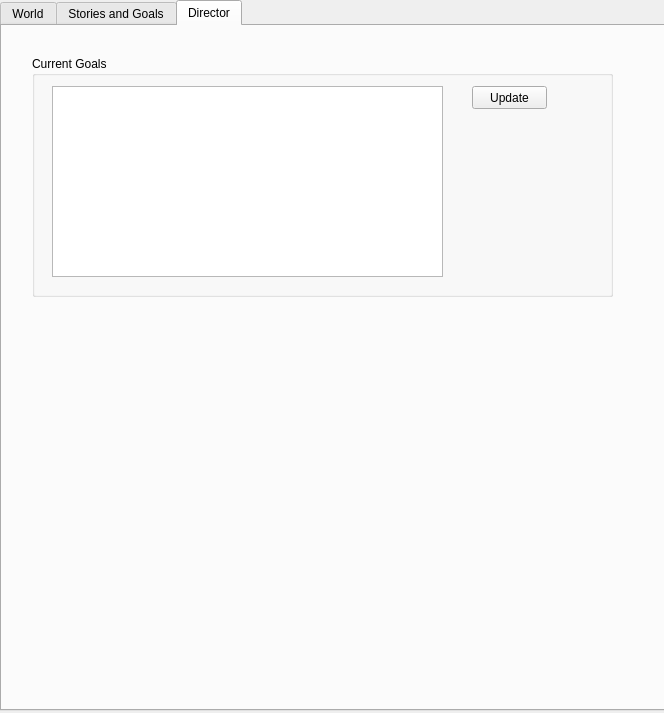
nschudlo/Jan2014, file Jan2014/form.ui: the form before one commit.
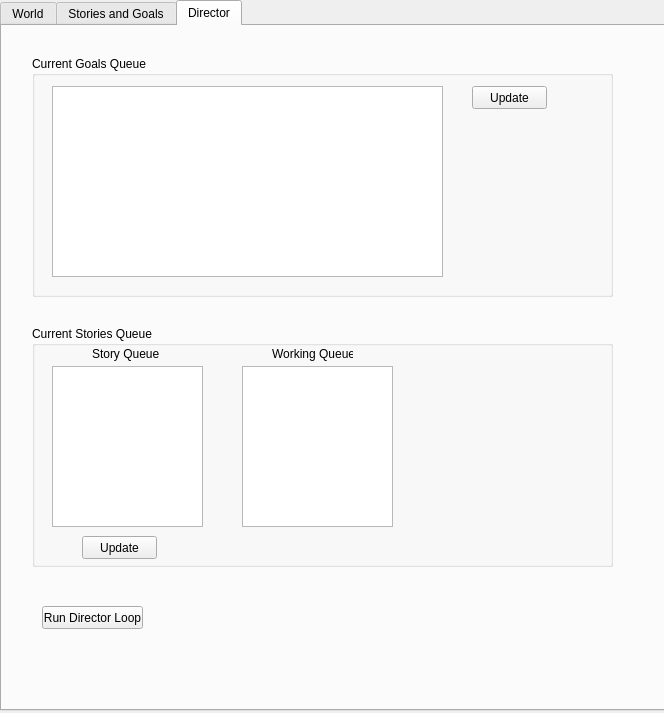
The form after the commit. The open tabs and pages were chosen to show the change.

Commit message:
Tested the director loop and it runs!
Still don't want to preemptively woo but things are looking promising.

Tested and debugged the director loop. Stories are being added to the
story queue and proper stories from there are being added to the working
list. Still not "running" and stories in the form.

Fixed some issues in the story and interpreter classes.

Currently adding a story will activate the director loop, and will run
until no changes are made.

```diff
--- a/Jan2014/form.ui
+++ b/Jan2014/form.ui
@@ -1125,7 +1125,7 @@
       </rect>
      </property>
      <property name="title">
-      <string>Current Goals</string>
+      <string>Current Goals Queue</string>
      </property>
      <widget class="QListWidget" name="currentGoalsList">
       <property name="geometry">
@@ -1151,6 +1151,91 @@
       </property>
      </widget>
     </widget>
+    <widget class="QGroupBox" name="groupBox_5">
+     <property name="geometry">
+      <rect>
+       <x>30</x>
+       <y>300</y>
+       <width>581</width>
+       <height>241</height>
+      </rect>
+     </property>
+     <property name="title">
+      <string>Current Stories Queue</string>
+     </property>
+     <widget class="QListWidget" name="currentStoriesList">
+      <property name="geometry">
+       <rect>
+        <x>20</x>
+        <y>40</y>
+        <width>151</width>
+        <height>161</height>
+       </rect>
+      </property>
+     </widget>
+     <widget class="QPushButton" name="updateCurrentStoriesButton">
+      <property name="geometry">
+       <rect>
+        <x>50</x>
+        <y>210</y>
+        <width>75</width>
+        <height>23</height>
+       </rect>
+      </property>
+      <property name="text">
+       <string>Update</string>
+      </property>
+     </widget>
+     <widget class="QListWidget" name="currentWorkingStoriesList">
+      <property name="geometry">
+       <rect>
+        <x>210</x>
+        <y>40</y>
+        <width>151</width>
+        <height>161</height>
+       </rect>
+      </property>
+     </widget>
+     <widget class="QLabel" name="label_21">
+      <property name="geometry">
+       <rect>
+        <x>60</x>
+        <y>20</y>
+        <width>71</width>
+        <height>16</height>
+       </rect>
+      </property>
+      <property name="text">
+       <string>Story Queue</string>
+      </property>
+     </widget>
+     <widget class="QLabel" name="label_22">
+      <property name="geometry">
+       <rect>
+        <x>240</x>
+        <y>20</y>
+        <width>81</width>
+        <height>16</height>
+       </rect>
+      </property>
+      <property name="text">
+       <string>Working Queue</string>
+      </property>
+     </widget>
+    </widget>
+    <widget class="QPushButton" name="runDirectorLoop">
+     <property name="geometry">
+      <rect>
+       <x>40</x>
+       <y>580</y>
+       <width>101</width>
+       <height>23</height>
+      </rect>
+     </property>
+     <property name="text">
+      <string>Run Director Loop</string>
+     </property>
+    </widget>
    </widget>
   </widget>
  </widget>
```
Left out of the diff: 2 changed lines with no effect on the pictures. The commit also changes 11 other files.
